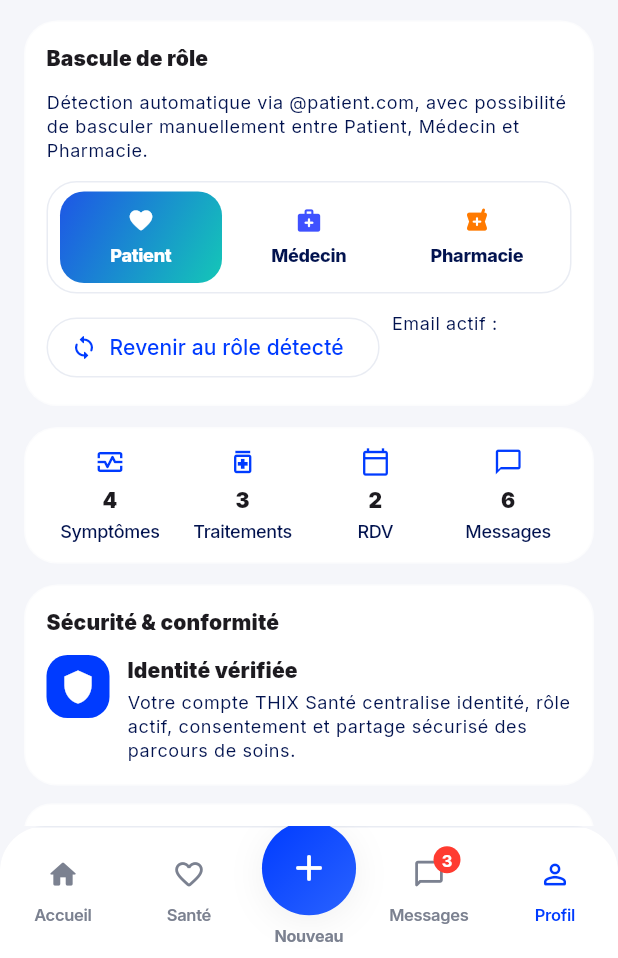
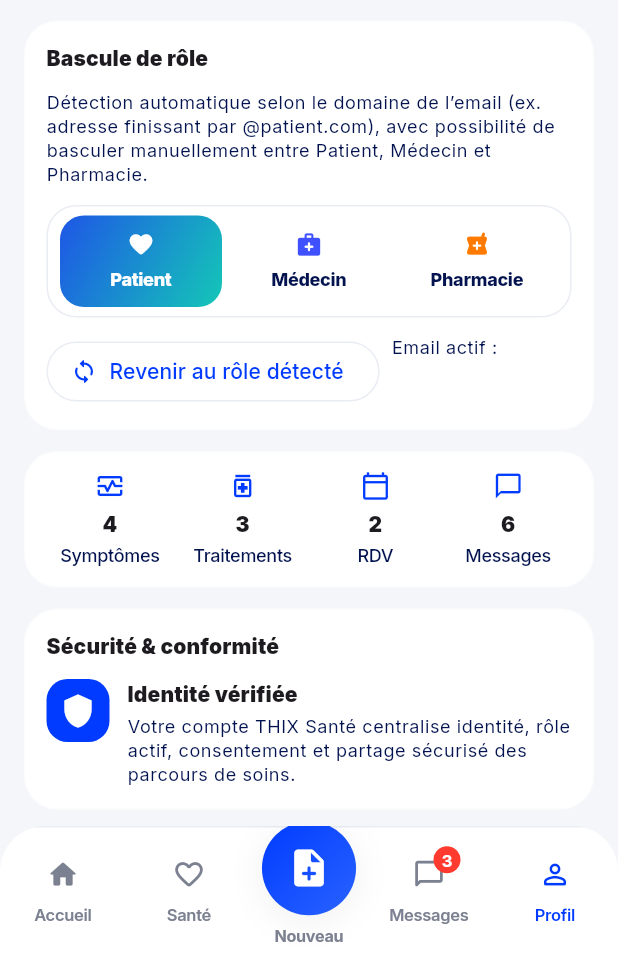
Before and after one commit to depot-data-thix-central/Thix-central, a Flutter app: the ProfilePage screen opened by its route, on a phone screen of 412 x 824 dp, the part 278-1236 px from its top. Run offline on Flutter 3.47's test engine with Material 3 defaults, Android fonts, the phone set to English and light mode, and no system bars; our stand-ins replace flutter_riverpod, go_router, google_fonts, image_picker, local_auth, qr_flutter and 2 more; accounts and stored records are empty.

Commit message:
fix: polish thix sante role dashboard details

```diff
--- a/lib/health/thix_role_controller.dart
+++ b/lib/health/thix_role_controller.dart
@@ -144,6 +144,7 @@ class ThixRoleController extends ChangeNotifier {
     return ThixRole.patient;
   }
 
+  /// Applies automatic role detection only until the user chooses a role manually.
   void syncFromEmail(String? email) {
     if (_manualSelection) return;
     final detected = detectFromEmail(email);
--- a/lib/pages/app_shell/app_shell.dart
+++ b/lib/pages/app_shell/app_shell.dart
@@ -134,7 +134,7 @@ class _CenterButton extends StatelessWidget {
                 shape: BoxShape.circle,
                 boxShadow: const [AppShadows.main],
               ),
-              child: const Icon(Icons.add_rounded, size: 30, color: AppColors.white),
+              child: const Icon(Icons.note_add_rounded, size: 30, color: AppColors.white),
             ),
             const SizedBox(height: 6),
             Text('Nouveau', style: labelStyle),
--- a/lib/pages/profile/profile_page.dart
+++ b/lib/pages/profile/profile_page.dart
@@ -49,7 +49,7 @@ class _ProfilePageState extends State<ProfilePage> {
   Widget build(BuildContext context) {
     final cs = Theme.of(context).colorScheme;
     final user = SupabaseClientProvider.clientOrNull?.auth.currentUser;
-    final display = user?.email ?? (user == null ? 'Invité THIX Santé' : user.id);
+    final display = user?.email ?? 'Invité THIX Santé';
     final email = user?.email;
 
     return AnimatedBuilder(
@@ -117,7 +117,7 @@ class _ProfilePageState extends State<ProfilePage> {
                       crossAxisAlignment: CrossAxisAlignment.start,
                       children: [
                         Text(
-                          'Détection automatique via ${role.domainHint}, avec possibilité de basculer manuellement entre Patient, Médecin et Pharmacie.',
+                          'Détection automatique selon le domaine de l’email (ex. adresse finissant par ${role.domainHint}), avec possibilité de basculer manuellement entre Patient, Médecin et Pharmacie.',
                           style: context.textStyles.bodySmall?.copyWith(color: cs.onSurfaceVariant, height: 1.35),
                         ),
                         const SizedBox(height: 12),
--- a/lib/pages/services/services_page.dart
+++ b/lib/pages/services/services_page.dart
@@ -1,5 +1,6 @@
 import 'package:flutter/material.dart';
 import 'package:thix_central/health/thix_role_controller.dart';
+import 'package:thix_central/health/thix_ui_feedback.dart';
 import 'package:thix_central/market/services/supabase_client_provider.dart';
 import 'package:thix_central/theme.dart';
 import 'package:thix_central/widgets/thix_app_bar.dart';
@@ -189,7 +190,7 @@ class _ServiceTile extends StatelessWidget {
     return Padding(
       padding: const EdgeInsets.only(bottom: 10),
       child: InkWell(
-        onTap: () => ScaffoldMessenger.of(context).showSnackBar(SnackBar(content: Text('${item.title} prêt à être utilisé.'))),
+        onTap: () => showThixFeatureReadySnackBar(context, item.title),
         borderRadius: BorderRadius.circular(AppRadius.serviceCard),
         splashColor: Colors.transparent,
         highlightColor: Colors.transparent,
```
Also changed, not shown: lib/health/thix_ui_feedback.dart (added, +8 -0 lines), lib/pages/health/thix_health_dashboard.dart (+5 -6 lines).
